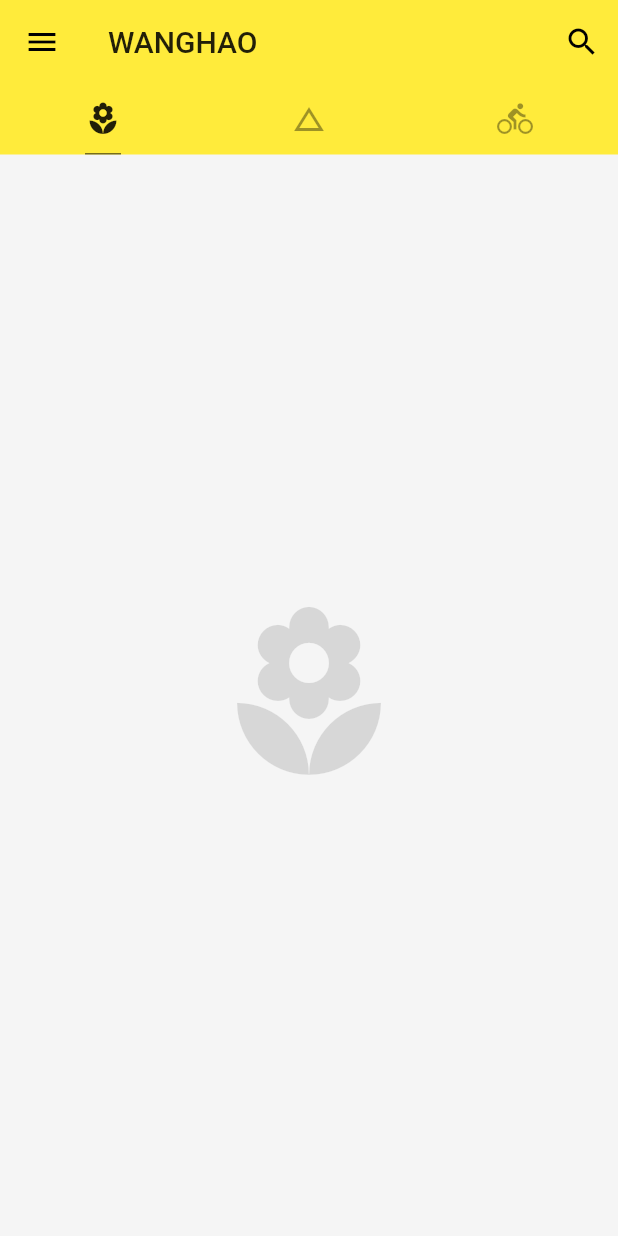
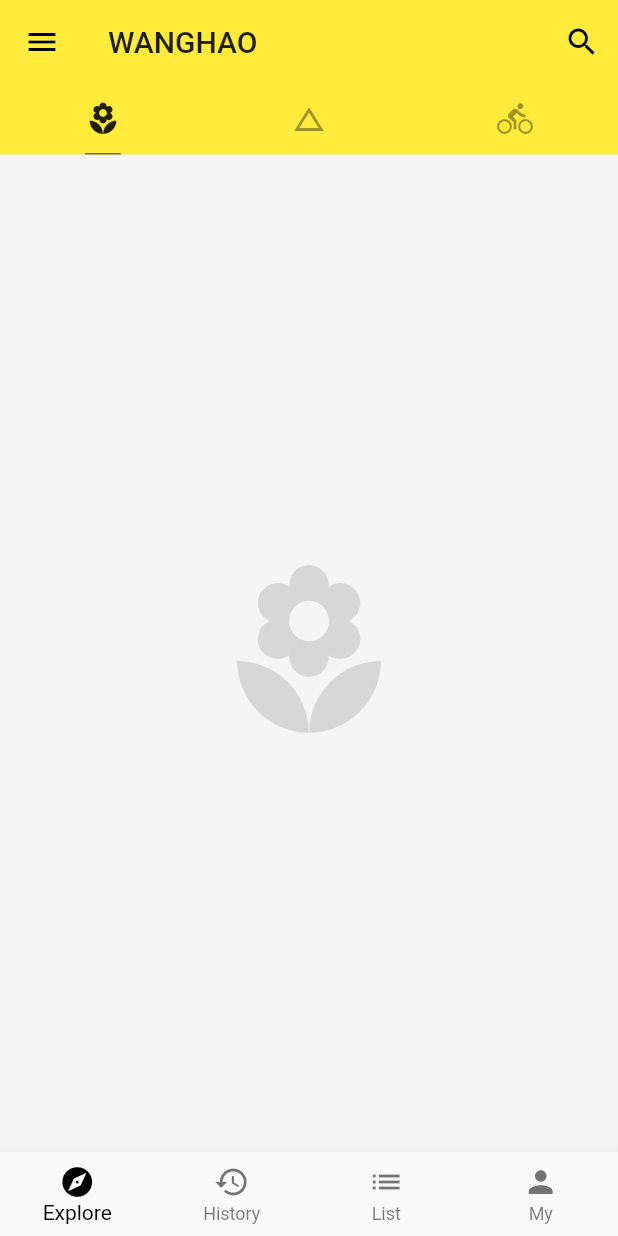
Before and after one commit to happywanghao/wanghao_flutter, a Flutter app: the screen it shows after launch, on a phone screen of 412 x 824 dp. Run offline on Flutter 3.47's test engine with Material 2 defaults, Android fonts, the phone set to English and light mode, and no system bars.

```diff
--- a/lib/main.dart
+++ b/lib/main.dart
@@ -64,7 +64,29 @@ class Home extends StatelessWidget {
             Icon(Icons.directions_bike,size:128.0,color:Colors.black12),
           ],
         ),
-        drawer: DrawerDemo()  //抽屉
+        drawer: DrawerDemo(),
+        bottomNavigationBar: BottomNavigationBar(
+          type: BottomNavigationBarType.fixed,  //达到四个bar的话会变成白色因为类型会变化，需要指定类型
+          fixedColor: Colors.black,  //激活状态变成黑色
+          items: [
+            BottomNavigationBarItem(
+              icon: Icon(Icons.explore),
+              title: Text('Explore')
+            ),
+            BottomNavigationBarItem(
+              icon: Icon(Icons.history),
+              title: Text('History')
+            ),
+            BottomNavigationBarItem(
+              icon: Icon(Icons.list),
+              title: Text('List')
+            ),
+            BottomNavigationBarItem(
+              icon: Icon(Icons.person),
+              title: Text('My')
+            )
+          ],
+        ),  //抽屉
       ),
     );
   }
```
